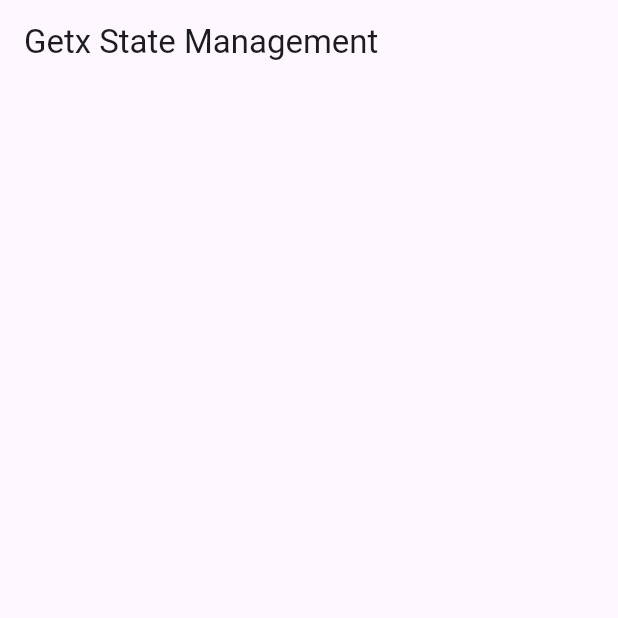
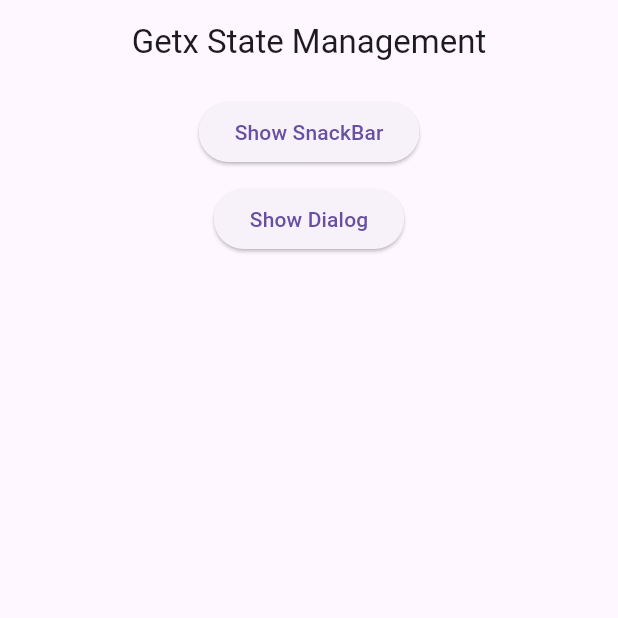
Before and after one commit to Khammunh/learn_getx, a Flutter app: the screen it shows after launch, on a phone screen of 412 x 824 dp, the top half of it. Run offline on Flutter 3.47's test engine with Material 3 defaults, Android fonts, the phone set to English and light mode, and no system bars; our stand-ins replace get.

Commit message:
button dialog

```diff
--- /dev/null
+++ b/lib/components/dialog_box.dart
@@ -0,0 +1,7 @@
+import 'package:get/get.dart';
+
+void myDialogBox() {
+  Get.defaultDialog(
+      title: 'Getx Dialog Box',
+      middleText: 'This is best dialog box in flutter using Getx');
+}
--- /dev/null
+++ b/lib/home_page.dart
@@ -0,0 +1,46 @@
+import 'package:flutter/material.dart';
+
+import 'package:getx/components/dialog_box.dart';
+
+import 'components/snacbar.dart';
+
+class HomePage extends StatelessWidget {
+  const HomePage({super.key});
+
+  @override
+  Widget build(BuildContext context) {
+    return Scaffold(
+      appBar: AppBar(
+        centerTitle: true,
+        title: const Text('Getx State Management'),
+      ),
+      body: SafeArea(
+        child: Padding(
+          padding: const EdgeInsets.all(8.0),
+          child: Column(
+            children: [
+              Row(
+                mainAxisAlignment: MainAxisAlignment.center,
+                children: [
+                  ElevatedButton(
+                    onPressed: () {
+                      mySnackBar();
+                    },
+                    child: const Text('Show SnackBar'),
+                  ),
+                ],
+              ),
+              const SizedBox(height: 10),
+              ElevatedButton(
+                onPressed: () {
+                  myDialogBox();
+                },
+                child: const Text('Show Dialog'),
+              ),
+            ],
+          ),
+        ),
+      ),
+    );
+  }
+}
--- a/lib/main.dart
+++ b/lib/main.dart
@@ -1,5 +1,7 @@
 import 'package:flutter/material.dart';
 import 'package:get/get.dart';
+
+import 'home_page.dart';
 
 void main() {
   runApp(
@@ -18,16 +20,3 @@ class MyApp extends StatelessWidget {
     );
   }
 }
-
-class HomePage extends StatelessWidget {
-  const HomePage({super.key});
-
-  @override
-  Widget build(BuildContext context) {
-    return Scaffold(
-      appBar: AppBar(
-        title: const Text('Getx State Management'),
-      ),
-    );
-  }
-}
```
Also changed, not shown: lib/components/snacbar.dart (added, +34 -0 lines).
